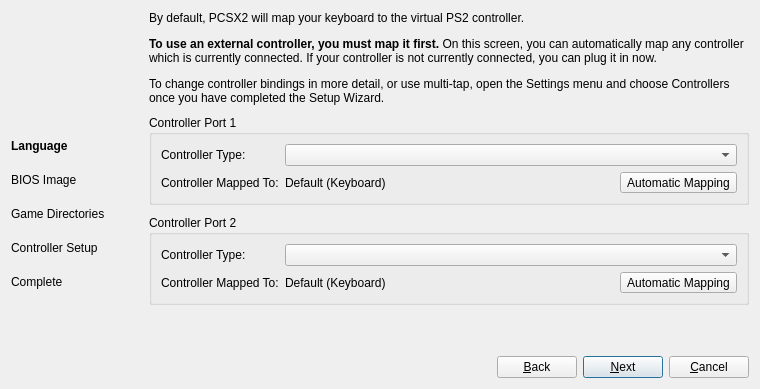
This is pcsx2-qt/SetupWizardDialog.ui in PCSX2/pcsx2 as Qt 5 draws it before an edit. The edited form follows.
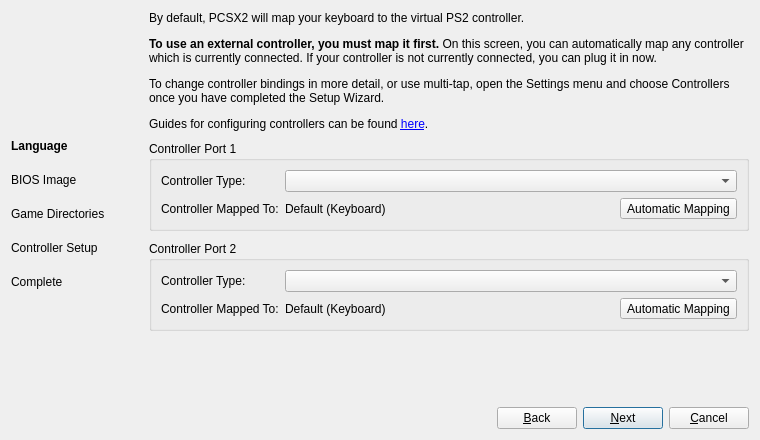
This is the edited form. The open tabs and pages were chosen to show the change. Icons and pictures are not drawn.

Commit message:
Qt: Update docs link on setup wizard
Since the links for the docs has been changed, update the link on the setup wizard.

What changed in the file:
```diff
--- a/pcsx2-qt/SetupWizardDialog.ui
+++ b/pcsx2-qt/SetupWizardDialog.ui
@@ -7,7 +7,7 @@
     <x>0</x>
     <y>0</y>
     <width>760</width>
-    <height>389</height>
+    <height>440</height>
    </rect>
   </property>
   <property name="windowTitle">
@@ -458,7 +458,7 @@
        <item>
         <widget class="QLabel" name="label_8">
          <property name="text">
-          <string>&lt;html&gt;&lt;head/&gt;&lt;body&gt;&lt;p&gt;By default, PCSX2 will map your keyboard to the virtual PS2 controller.&lt;/p&gt;&lt;p&gt;&lt;span style=&quot; font-weight:700;&quot;&gt;To use an external controller, you must map it first. &lt;/span&gt;On this screen, you can automatically map any controller which is currently connected. If your controller is not currently connected, you can plug it in now.&lt;/p&gt;&lt;p&gt;To change controller bindings in more detail, or use multi-tap, open the Settings menu and choose Controllers once you have completed the Setup Wizard.&lt;/p&gt;&lt;/body&gt;&lt;/html&gt;</string>
+          <string>&lt;html&gt;&lt;head/&gt;&lt;body&gt;&lt;p&gt;By default, PCSX2 will map your keyboard to the virtual PS2 controller.&lt;/p&gt;&lt;p&gt;&lt;span style=&quot; font-weight:704;&quot;&gt;To use an external controller, you must map it first. &lt;/span&gt;On this screen, you can automatically map any controller which is currently connected. If your controller is not currently connected, you can plug it in now.&lt;/p&gt;&lt;p&gt;To change controller bindings in more detail, or use multi-tap, open the Settings menu and choose Controllers once you have completed the Setup Wizard.&lt;/p&gt;&lt;p&gt;Guides for configuring controllers can be found &lt;a href=&quot;https://pcsx2.net/docs/post/controllers/&quot;&gt;&lt;span style=&quot;&quot;&gt;here&lt;/span&gt;&lt;/a&gt;.&lt;/p&gt;&lt;/body&gt;&lt;/html&gt;</string>
          </property>
          <property name="wordWrap">
           <bool>true</bool>
```
Left out of the diff: 12 changed lines with no effect on the pictures.
